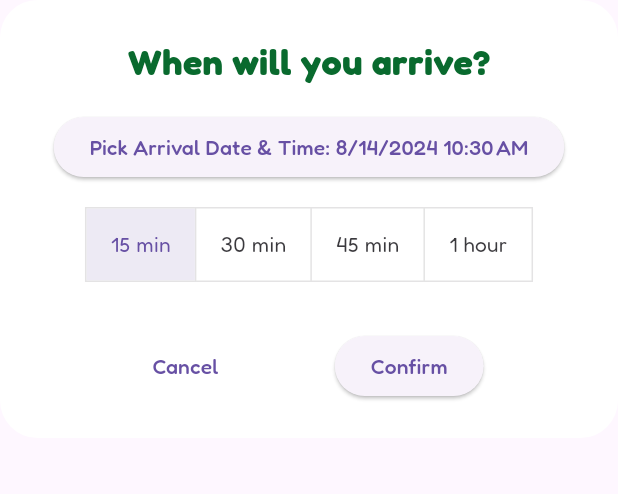
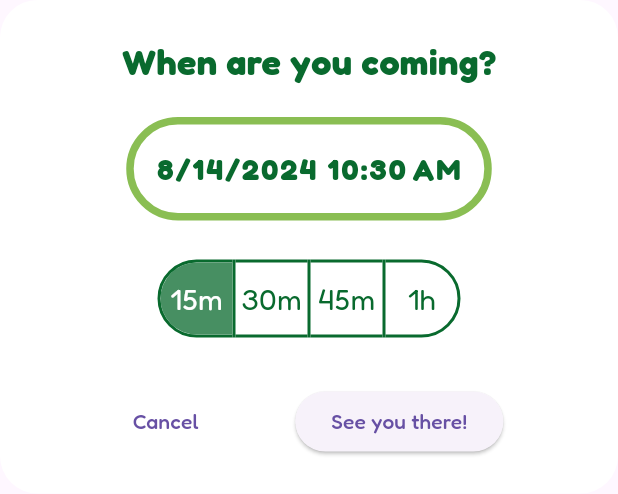
Before and after one commit to Gilad1016/FetchFriends, a Flutter app: the ArrivalPopup widget shown alone on an empty page, opened directly, on a phone screen of 412 x 824 dp. Shown: the top 494 px of the screen. Run offline on Flutter 3.47's test engine with Material 3 defaults, Android fonts, the phone set to English and light mode, and no system bars; our stand-ins replace go_router, image_picker, pocketbase, shared_preferences; accounts and stored records are empty; network calls fail.

Commit message:
popup design fix

```diff
--- a/lib/park/widgets/arrival/arrival_popup.dart
+++ b/lib/park/widgets/arrival/arrival_popup.dart
@@ -1,3 +1,4 @@
+import 'package:fetch/common/widgets/custom_button.dart';
 import 'package:flutter/material.dart';
 import 'package:intl/intl.dart';
 import '../../../common/design/color_pallette.dart';
@@ -17,9 +18,10 @@ class _ArrivalPopupState extends State<ArrivalPopup> {
   String error = '';
 
   void _onConfirm() {
-    if (_selectedDateTime.isBefore(DateTime.now())) {
+    if (_selectedDateTime.isBefore(
+        DateTime.now().subtract(const Duration(hours: 1)))) {
       setState(() {
-        error = 'Arrival time must be in the future';
+        error = 'Arrival time cannot be more than 1 hour in the past';
       });
       return;
     }
@@ -42,32 +44,30 @@ class _ArrivalPopupState extends State<ArrivalPopup> {
         mainAxisSize: MainAxisSize.min,
         children: [
           const Text(
-            'When will you arrive?',
+            'When are you coming?',
             style: TextStyle(
               fontSize: 24,
               fontWeight: FontWeight.bold,
               color: AppColors.primaryColor,
             ),
           ),
-          const SizedBox(height: 16.0),
-
-          // DateTime Picker
-          ElevatedButton(
+          // DateTime Picker Button
+          CustomButton(
             onPressed: () async {
               final pickedDate = await showDatePicker(
                 context: context,
                 initialDate: _selectedDateTime,
-                firstDate: DateTime.now(),
+                firstDate: DateTime.now().subtract(const Duration(hours: 1)),
                 lastDate: DateTime.now().add(const Duration(days: 365)),
               );
 
-              if (pickedDate != null) {
+              if (pickedDate != null && mounted) {
                 final pickedTime = await showTimePicker(
                   context: context,
                   initialTime: TimeOfDay.fromDateTime(_selectedDateTime),
                 );
 
-                if (pickedTime != null) {
+                if (pickedTime != null && mounted) {
                   setState(() {
                     _selectedDateTime = DateTime(
                       pickedDate.year,
@@ -81,14 +81,26 @@ class _ArrivalPopupState extends State<ArrivalPopup> {
                 }
               }
             },
-            child: Text(
-              'Pick Arrival Date & Time: ${DateFormat.yMd().add_jm().format(_selectedDateTime)}',
-            ),
+            text: DateFormat.yMd().add_jm().format(_selectedDateTime),
           ),
           const SizedBox(height: 16.0),
 
           // Duration Toggle
           ToggleButtons(
+            borderRadius: BorderRadius.circular(25),
+            // Rounded corners
+            borderWidth: 2,
+            // Border width
+            borderColor: AppColors.primaryColor,
+            // Border color for unselected buttons
+            selectedBorderColor: AppColors.primaryColor,
+            // Border color for selected button
+            fillColor: AppColors.primaryColor.withOpacity(0.75),
+            // Background color for selected button
+            selectedColor: Colors.white,
+            // Text color for selected button
+            color: AppColors.primaryColor,
+            // Text color for unselected buttons
             isSelected: [
               _selectedDuration == const Duration(minutes: 15),
               _selectedDuration == const Duration(minutes: 30),
@@ -114,24 +126,13 @@ class _ArrivalPopupState extends State<ArrivalPopup> {
               });
             },
             children: const [
-              Padding(
-                padding: EdgeInsets.symmetric(horizontal: 16.0),
-                child: Text('15 min'),
-              ),
-              Padding(
-                padding: EdgeInsets.symmetric(horizontal: 16.0),
-                child: Text('30 min'),
-              ),
-              Padding(
-                padding: EdgeInsets.symmetric(horizontal: 16.0),
-                child: Text('45 min'),
-              ),
-              Padding(
-                padding: EdgeInsets.symmetric(horizontal: 16.0),
-                child: Text('1 hour'),
-              ),
+              Text('15m', style: TextStyle(fontSize: 20.0),),
+              Text('30m', style: TextStyle(fontSize: 20.0),),
+              Text('45m', style: TextStyle(fontSize: 20.0),),
+              Text('1h', style: TextStyle(fontSize: 20.0),),
             ],
           ),
+
           const SizedBox(height: 16.0),
 
           // Error Message
@@ -157,7 +158,7 @@ class _ArrivalPopupState extends State<ArrivalPopup> {
               ),
               ElevatedButton(
                 onPressed: _onConfirm,
-                child: const Text('Confirm'),
+                child: const Text('See you there!'),
               ),
             ],
           ),
```
Also changed, not shown: 1 other file.
